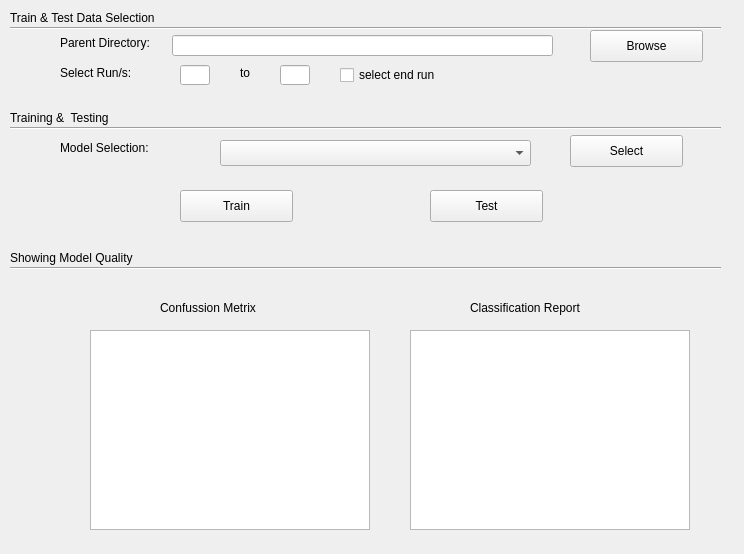
First picture: the form in machineLearningGUI.ui, repository gihankaushyal/PixelAnomalyDetectorTool, before the edit.
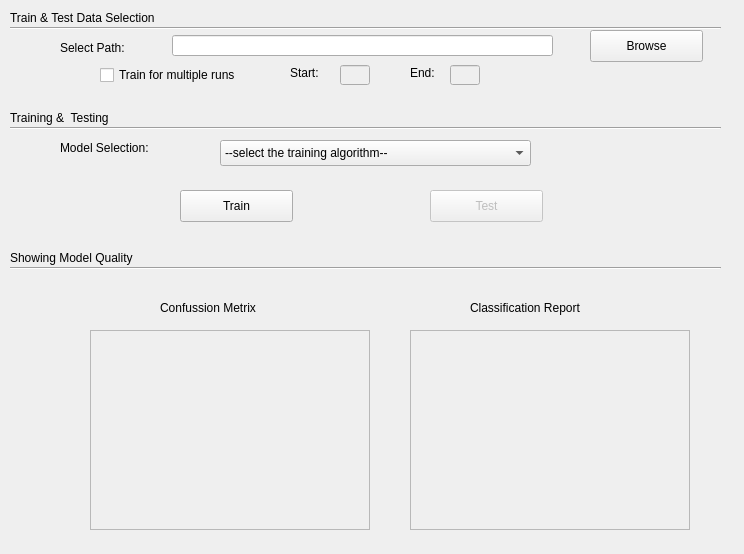
Second picture: the form after the edit.

Commit message: made changes to GUI (disabling buttons and textEdits so that user  won't be confused.

What changed in the file:
```diff
--- a/machineLearningGUI.ui
+++ b/machineLearningGUI.ui
@@ -24,19 +24,25 @@
    </property>
   </widget>
   <widget class="QLineEdit" name="startRun">
+   <property name="enabled">
+    <bool>false</bool>
+   </property>
    <property name="geometry">
     <rect>
-     <x>180</x>
+     <x>340</x>
      <y>65</y>
      <width>30</width>
      <height>20</height>
     </rect>
    </property>
   </widget>
-  <widget class="QLineEdit" name="lineEdit_3">
+  <widget class="QLineEdit" name="endRun">
+   <property name="enabled">
+    <bool>false</bool>
+   </property>
    <property name="geometry">
     <rect>
-     <x>280</x>
+     <x>450</x>
      <y>65</y>
      <width>30</width>
      <height>20</height>
@@ -73,13 +79,13 @@
    <property name="geometry">
     <rect>
      <x>60</x>
-     <y>35</y>
+     <y>40</y>
      <width>111</width>
      <height>16</height>
     </rect>
    </property>
    <property name="text">
-    <string>Parent Directory:</string>
+    <string>Select Path:</string>
    </property>
   </widget>
   <widget class="QPushButton" name="browseButton">
@@ -98,40 +104,40 @@
   <widget class="QLabel" name="label_3">
    <property name="geometry">
     <rect>
-     <x>60</x>
+     <x>290</x>
      <y>65</y>
-     <width>81</width>
+     <width>41</width>
      <height>16</height>
     </rect>
    </property>
    <property name="text">
-    <string>Select Run/s:</string>
+    <string>Start:</string>
    </property>
   </widget>
   <widget class="QLabel" name="label_4">
    <property name="geometry">
     <rect>
-     <x>240</x>
+     <x>410</x>
      <y>65</y>
      <width>31</width>
      <height>16</height>
     </rect>
    </property>
    <property name="text">
-    <string>to</string>
+    <string>End:</string>
    </property>
   </widget>
   <widget class="QCheckBox" name="checkBox">
    <property name="geometry">
     <rect>
-     <x>340</x>
+     <x>100</x>
      <y>65</y>
-     <width>121</width>
+     <width>171</width>
      <height>20</height>
     </rect>
    </property>
    <property name="text">
-    <string>select end run</string>
+    <string>Train for multiple runs</string>
    </property>
   </widget>
   <widget class="Line" name="line_2">
@@ -182,21 +188,36 @@
      <height>26</height>
     </rect>
    </property>
-  </widget>
-  <widget class="QPushButton" name="selectButton">
-   <property name="geometry">
-    <rect>
-     <x>570</x>
-     <y>135</y>
-     <width>113</width>
-     <height>32</height>
-    </rect>
-   </property>
-   <property name="text">
-    <string>Select</string>
-   </property>
+   <item>
+    <property name="text">
+     <string>--select the training algorithm--</string>
+    </property>
+   </item>
+   <item>
+    <property name="text">
+     <string>LogisticRegression</string>
+    </property>
+   </item>
+   <item>
+    <property name="text">
+     <string>KNeghborsClassifier</string>
+    </property>
+   </item>
+   <item>
+    <property name="text">
+     <string>DecisionTreeClassifier</string>
+    </property>
+   </item>
+   <item>
+    <property name="text">
+     <string>RandomForestClassifier</string>
+    </property>
+   </item>
   </widget>
   <widget class="QPushButton" name="testButton">
+   <property name="enabled">
+    <bool>false</bool>
+   </property>
    <property name="geometry">
     <rect>
      <x>430</x>
@@ -223,6 +244,9 @@
    </property>
   </widget>
   <widget class="QTextEdit" name="confussionMetrix">
+   <property name="enabled">
+    <bool>false</bool>
+   </property>
    <property name="geometry">
     <rect>
      <x>90</x>
@@ -233,6 +257,9 @@
    </property>
   </widget>
   <widget class="QTextEdit" name="classificationReport">
+   <property name="enabled">
+    <bool>false</bool>
+   </property>
    <property name="geometry">
     <rect>
      <x>410</x>
```
